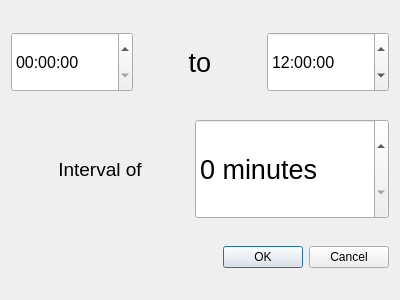
This is DronePark1/DronePark1/newschedule.ui in Nomen-Naught/DronePark1 as Qt 5 draws it before an edit. The edited form follows.
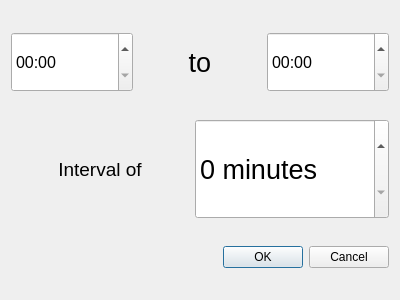
This is the edited form.

Diff of the .ui file:
```diff
--- a/DronePark1/DronePark1/newschedule.ui
+++ b/DronePark1/DronePark1/newschedule.ui
@@ -29,6 +29,9 @@
          <pointsize>12</pointsize>
         </font>
        </property>
+       <property name="displayFormat">
+        <string>hh:mm</string>
+       </property>
       </widget>
      </item>
      <item>
@@ -59,9 +62,12 @@
          <pointsize>12</pointsize>
         </font>
        </property>
+       <property name="displayFormat">
+        <string>hh:mm</string>
+       </property>
        <property name="time">
         <time>
-         <hour>12</hour>
+         <hour>0</hour>
          <minute>0</minute>
          <second>0</second>
         </time>
```
